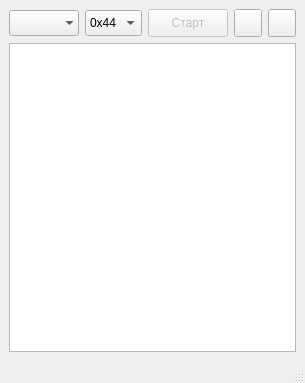
This is GUI/mainwindow.ui in igorf7/Usb1Wire as Qt 5 draws it before an edit. The edited form follows.
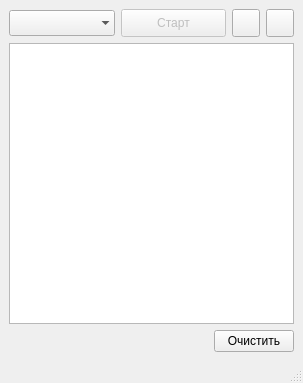
This is the edited form. Icons and pictures are not drawn.

```diff
--- a/GUI/mainwindow.ui
+++ b/GUI/mainwindow.ui
@@ -39,26 +39,6 @@
         </property>
        </widget>
       </item>
-      <item>
-       <widget class="QComboBox" name="cmdComboBox">
-        <property name="minimumSize">
-         <size>
-          <width>0</width>
-          <height>26</height>
-         </size>
-        </property>
-        <item>
-         <property name="text">
-          <string>0x44</string>
-         </property>
-        </item>
-        <item>
-         <property name="text">
-          <string>0x45</string>
-         </property>
-        </item>
-       </widget>
-      </item>
       <item>
        <widget class="QPushButton" name="startMeasureButton">
         <property name="enabled">
@@ -154,6 +134,30 @@
       </property>
      </widget>
     </item>
+    <item>
+     <layout class="QHBoxLayout" name="horizontalLayout_3">
+      <item>
+       <spacer name="horizontalSpacer">
+        <property name="orientation">
+         <enum>Qt::Orientation::Horizontal</enum>
+        </property>
+        <property name="sizeHint" stdset="0">
+         <size>
+          <width>40</width>
+          <height>20</height>
+         </size>
+        </property>
+       </spacer>
+      </item>
+      <item>
+       <widget class="QPushButton" name="clearPushButton">
+        <property name="text">
+         <string>Очистить</string>
+        </property>
+       </widget>
+      </item>
+     </layout>
+    </item>
    </layout>
   </widget>
   <widget class="QMenuBar" name="menubar">
```
